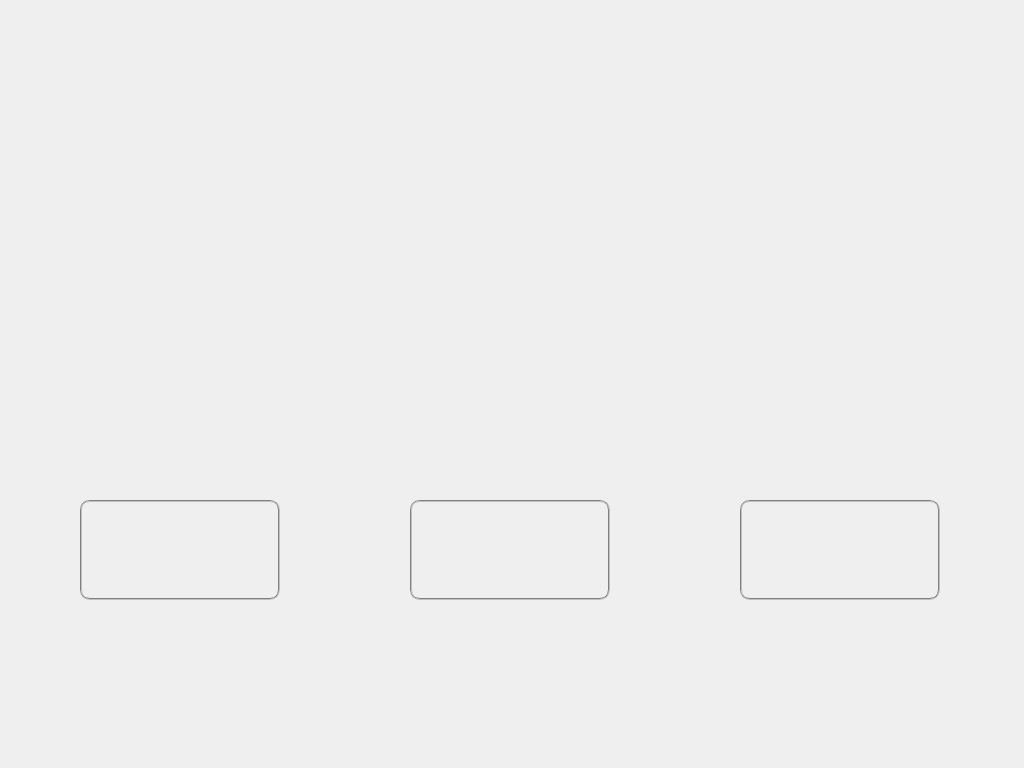
Before: the Qt Designer form VehicleManagement/VehicleManage/vehiclemanage.ui in maanjun/IVM, drawn with Qt 5.
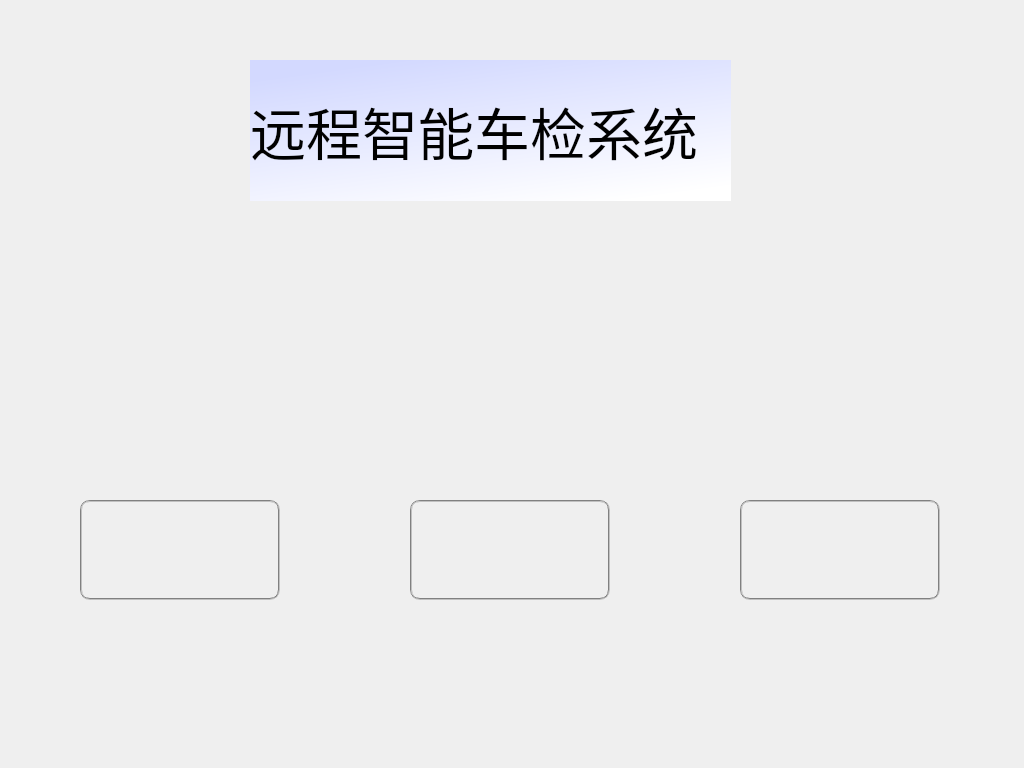
After: the same form once the commit is applied. Icons and pictures are not drawn.

```diff
--- a/VehicleManagement/VehicleManage/vehiclemanage.ui
+++ b/VehicleManagement/VehicleManage/vehiclemanage.ui
@@ -84,6 +84,28 @@
      <string/>
     </property>
    </widget>
+   <widget class="QLabel" name="labelTitle">
+    <property name="geometry">
+     <rect>
+      <x>250</x>
+      <y>60</y>
+      <width>481</width>
+      <height>141</height>
+     </rect>
+    </property>
+    <property name="font">
+     <font>
+      <family>宋体</family>
+      <pointsize>42</pointsize>
+     </font>
+    </property>
+    <property name="styleSheet">
+     <string notr="true">background-color: qlineargradient(spread:pad, x1:0.3125, y1:0, x2:0.784, y2:1, stop:0 rgba(211, 217, 255, 255), stop:1 rgba(255, 255, 255, 255));</string>
+    </property>
+    <property name="text">
+     <string>远程智能车检系统</string>
+    </property>
+   </widget>
   </widget>
  </widget>
  <layoutdefault spacing="6" margin="11"/>
```
Left out of the diff: 8 changed lines with no effect on the pictures.
